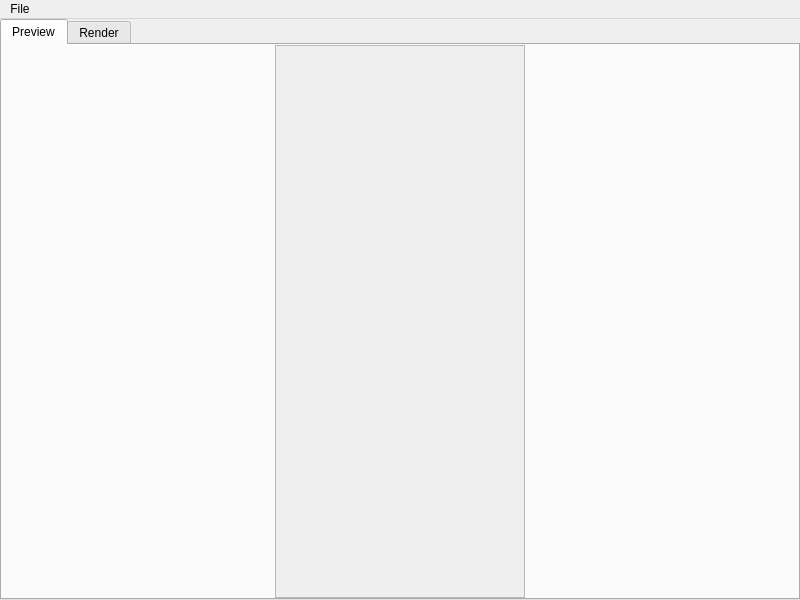
Old version of the form src/view/MainWindow.ui in the repository Yordrar/thesis-raytracer.
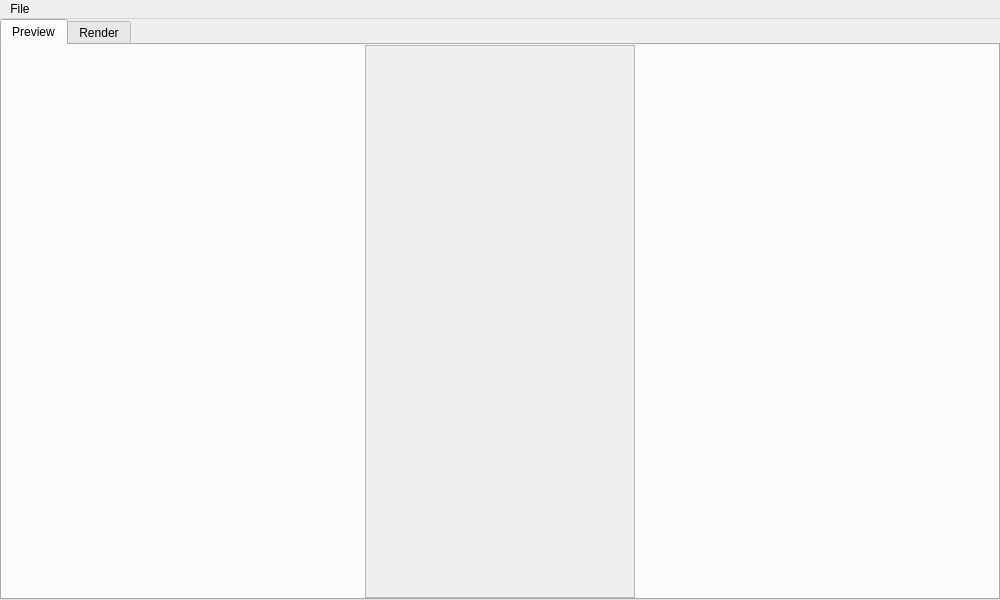
New version of the form.

The edit to the form file:
```diff
--- a/src/view/MainWindow.ui
+++ b/src/view/MainWindow.ui
@@ -6,7 +6,7 @@
    <rect>
     <x>0</x>
     <y>0</y>
-    <width>800</width>
+    <width>1000</width>
     <height>600</height>
    </rect>
   </property>
@@ -110,10 +110,16 @@
             </property>
             <property name="minimumSize">
              <size>
-              <width>250</width>
+              <width>270</width>
               <height>0</height>
              </size>
             </property>
+            <property name="verticalScrollBarPolicy">
+             <enum>Qt::ScrollBarAsNeeded</enum>
+            </property>
+            <property name="horizontalScrollBarPolicy">
+             <enum>Qt::ScrollBarAlwaysOff</enum>
+            </property>
             <property name="widgetResizable">
              <bool>true</bool>
             </property>
@@ -125,10 +131,11 @@
               <rect>
                <x>0</x>
                <y>0</y>
-               <width>248</width>
+               <width>268</width>
                <height>549</height>
               </rect>
              </property>
+             <layout class="QVBoxLayout" name="verticalLayout"/>
             </widget>
            </widget>
           </item>
@@ -378,7 +385,7 @@
     <rect>
      <x>0</x>
      <y>0</y>
-     <width>800</width>
+     <width>1000</width>
      <height>20</height>
     </rect>
    </property>
```
Left out of the diff: 5 changed lines with no effect on the pictures.
